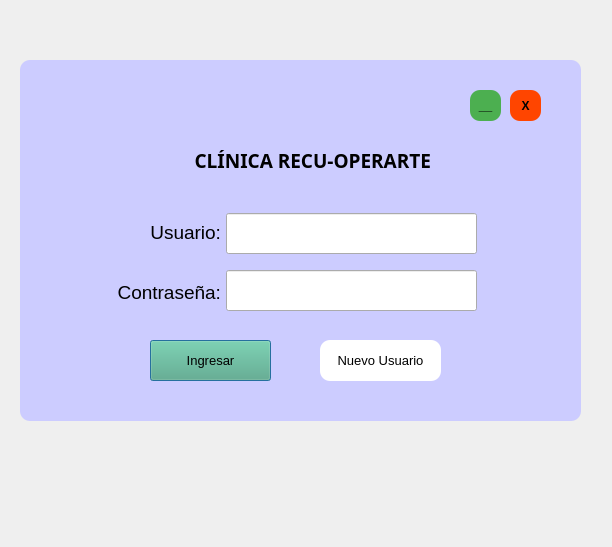
Before: the Qt Designer form login.ui in karmaly/Proyecto, drawn with Qt 5.
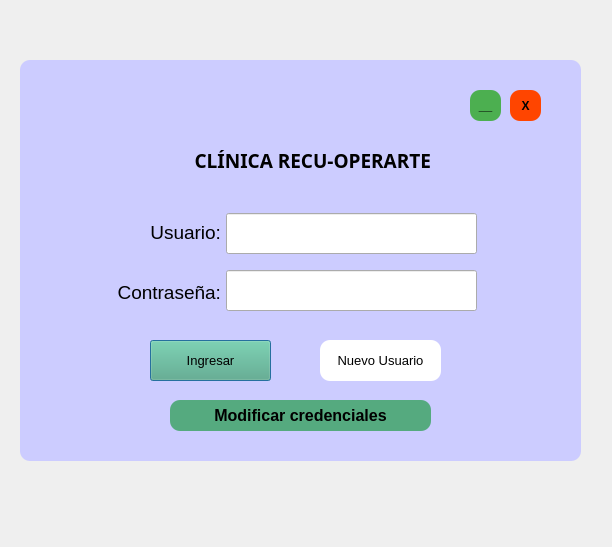
After: the same form once the commit is applied.

What changed in the file:
```diff
--- a/login.ui
+++ b/login.ui
@@ -19,7 +19,7 @@
      <x>20</x>
      <y>60</y>
      <width>561</width>
-     <height>361</height>
+     <height>401</height>
     </rect>
    </property>
    <property name="styleSheet">
@@ -261,6 +261,38 @@
      <set>Qt::AlignRight|Qt::AlignTrailing|Qt::AlignVCenter</set>
     </property>
    </widget>
+   <widget class="QPushButton" name="edituser">
+    <property name="geometry">
+     <rect>
+      <x>150</x>
+      <y>340</y>
+      <width>261</width>
+      <height>31</height>
+     </rect>
+    </property>
+    <property name="font">
+     <font>
+      <pointsize>12</pointsize>
+      <weight>75</weight>
+      <bold>true</bold>
+      <underline>false</underline>
+      <strikeout>false</strikeout>
+     </font>
+    </property>
+    <property name="styleSheet">
+     <string notr="true">QPushButton {
+		background-color: rgb(85, 170, 127);
+        border: none;
+        border-radius: 10px;;
+    }</string>
+    </property>
+    <property name="text">
+     <string>Modificar credenciales</string>
+    </property>
+    <property name="autoExclusive">
+     <bool>false</bool>
+    </property>
+   </widget>
   </widget>
  </widget>
  <resources/>
```
